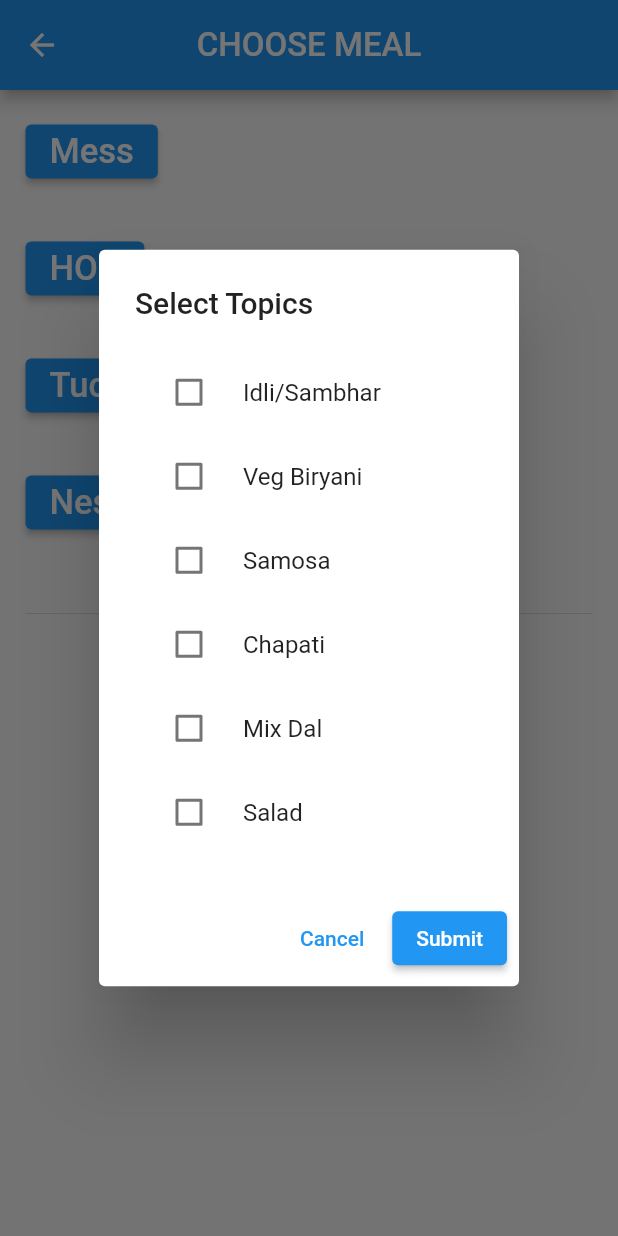
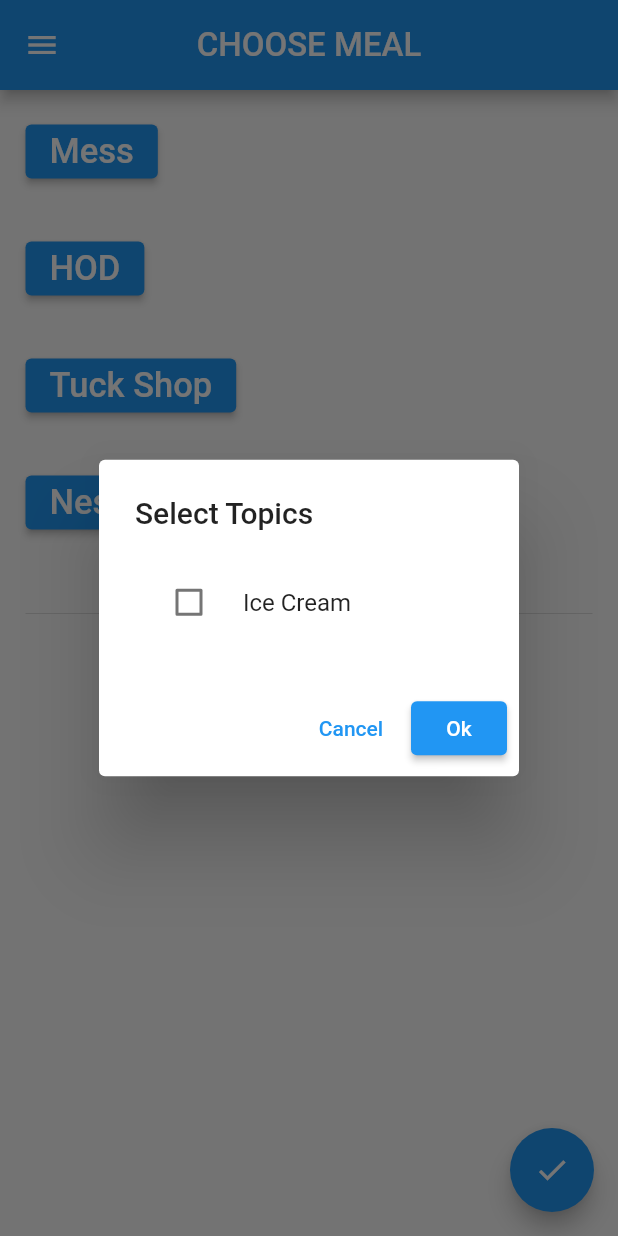
Before and after one commit to amankaif/Intake-Tracker, a Flutter app: the MealsPage screen opened by its route, after a tap on "Tuck Shop", on a phone screen of 412 x 824 dp. Run offline on Flutter 3.47's test engine with Material 2 defaults, Android fonts, the phone set to English and light mode, and no system bars; network calls fail.

Commit message:
minor: changed leader board app bar and fixed meals page item list addition, TODO submit and reset button

```diff
--- a/lib/screens/home_page/view/navbar.dart
+++ b/lib/screens/home_page/view/navbar.dart
@@ -38,8 +38,9 @@ class NavBar extends StatelessWidget {
           ListTile(
             leading: const Icon(Icons.home),
             title: const Text('Home'),
-            onTap: () =>
-                {}, //on clicking this we can redirect or we can perform any action
+            onTap: () => {
+              Navigator.pushNamed(context, '/')
+            }, //on clicking this we can redirect or we can perform any action
           ),
           ListTile(
             leading: const Icon(Icons.leaderboard),
--- a/lib/screens/home_page/view/view.dart
+++ b/lib/screens/home_page/view/view.dart
@@ -1,3 +1,3 @@
 export 'home_screen.dart';
-export 'navbar.dart';
+export 'Navbar.dart';
 export 'new_page_from_tap.dart';
--- a/lib/screens/meals_page/meals_page.dart
+++ b/lib/screens/meals_page/meals_page.dart
@@ -1,13 +1,14 @@
-// main.dart
-
 import 'package:flutter/material.dart';
 import 'package:calorie_tracker/widgets/widgets.dart';
+import 'package:calorie_tracker/screens/screens.dart';
+import 'package:calorie_tracker/ui_strings.dart';
+import 'package:calorie_tracker/models/models.dart';
 
 // Multi Select widget
 // This widget is reusable
 
+// Implement a multi select on the Home screen
 
-// Implement a multi select on the Home screen
 class MealsPage extends StatefulWidget {
   const MealsPage({Key? key}) : super(key: key);
 
@@ -18,17 +19,10 @@ class MealsPage extends StatefulWidget {
 class _MealsPageState extends State<MealsPage> {
   List<String> _selectedItems = [];
 
-  void _showMultiSelect() async {
+  void _showMultiSelect(foodItems) async {
     // a list of selectable items
     // these items can be hard-coded or dynamically fetched from a database/API
-    final List<String> _items = [
-      'Idli/Sambhar',
-      'Veg Biryani',
-      'Samosa',
-      'Chapati',
-      'Mix Dal',
-      'Salad'
-    ];
+    final List<String> _items = foodItems;
 
     final List<String>? results = await showDialog(
       context: context,
@@ -40,7 +34,7 @@ class _MealsPageState extends State<MealsPage> {
     // Update UI
     if (results != null) {
       setState(() {
-        _selectedItems = results;
+        _selectedItems += results;
       });
     }
   }
@@ -48,6 +42,12 @@ class _MealsPageState extends State<MealsPage> {
   @override
   Widget build(BuildContext context) {
     return Scaffold(
+      floatingActionButton: InkWell(
+          onLongPress: () {},
+          splashColor: Colors.orange,
+          child: FloatingActionButton(
+              onPressed: () {}, child: const Icon(Icons.check))),
+      drawer: const NavBar(),
       appBar: AppBar(
         centerTitle: true,
         toolbarHeight: 60,
@@ -61,26 +61,30 @@ class _MealsPageState extends State<MealsPage> {
             // use this button to open the multi-select dialog
             ElevatedButton(
               child: const Text('Mess', style: TextStyle(fontSize: 23)),
-              onPressed: _showMultiSelect,
+              onPressed: () => _showMultiSelect(['Dal Makhani']),
             ),
 
             const SizedBox(height: 30),
             ElevatedButton(
-                child: const Text('HOD', style: TextStyle(fontSize: 23)),
-                onPressed: _showMultiSelect),
+              child: const Text('HOD', style: TextStyle(fontSize: 23)),
+              onPressed: () => _showMultiSelect(['Paratha']),
+            ),
             const SizedBox(height: 30),
             ElevatedButton(
-                child: const Text('Tuck Shop', style: TextStyle(fontSize: 23)),
-                onPressed: _showMultiSelect),
+              child: const Text('Tuck Shop', style: TextStyle(fontSize: 23)),
+              onPressed: () => _showMultiSelect(['Ice Cream']),
+            ),
             const SizedBox(height: 30),
             ElevatedButton(
-                child: const Text('Nescafe', style: TextStyle(fontSize: 23)),
-                onPressed: _showMultiSelect),
+              child: const Text('Nescafe', style: TextStyle(fontSize: 23)),
+              onPressed: () => _showMultiSelect(['Hot Dog']),
+            ),
             const Divider(
               height: 100,
             ),
             // display selected items
             Wrap(
+              spacing: 10,
               children: _selectedItems
                   .map((e) => Chip(
                         label: Text(e),
--- a/lib/widgets/multi_select.dart
+++ b/lib/widgets/multi_select.dart
@@ -41,11 +41,11 @@ class _MultiSelectState extends State<MultiSelect> {
         child: ListBody(
           children: widget.items
               .map((item) => CheckboxListTile(
-            value: _selectedItems.contains(item),
-            title: Text(item),
-            controlAffinity: ListTileControlAffinity.leading,
-            onChanged: (isChecked) => _itemChange(item, isChecked!),
-          ))
+                    value: _selectedItems.contains(item),
+                    title: Text(item),
+                    controlAffinity: ListTileControlAffinity.leading,
+                    onChanged: (isChecked) => _itemChange(item, isChecked!),
+                  ))
               .toList(),
         ),
       ),
@@ -55,7 +55,7 @@ class _MultiSelectState extends State<MultiSelect> {
           onPressed: _cancel,
         ),
         ElevatedButton(
-          child: const Text('Submit'),
+          child: const Text('Ok'),
           onPressed: _submit,
         ),
       ],
```
Also changed, not shown: lib/screens/leader_board_page/leader_board_page.dart (+26 -10 lines).
